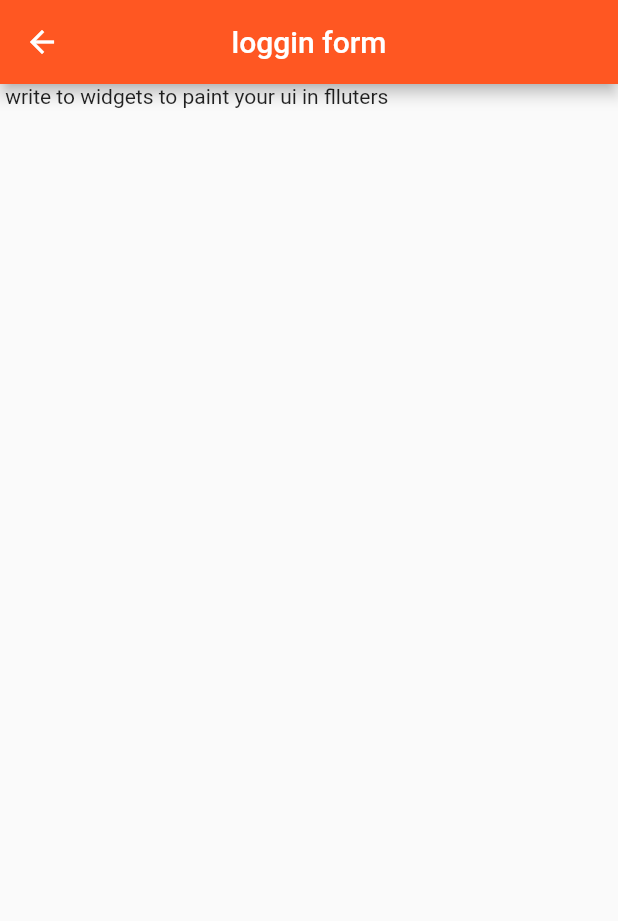
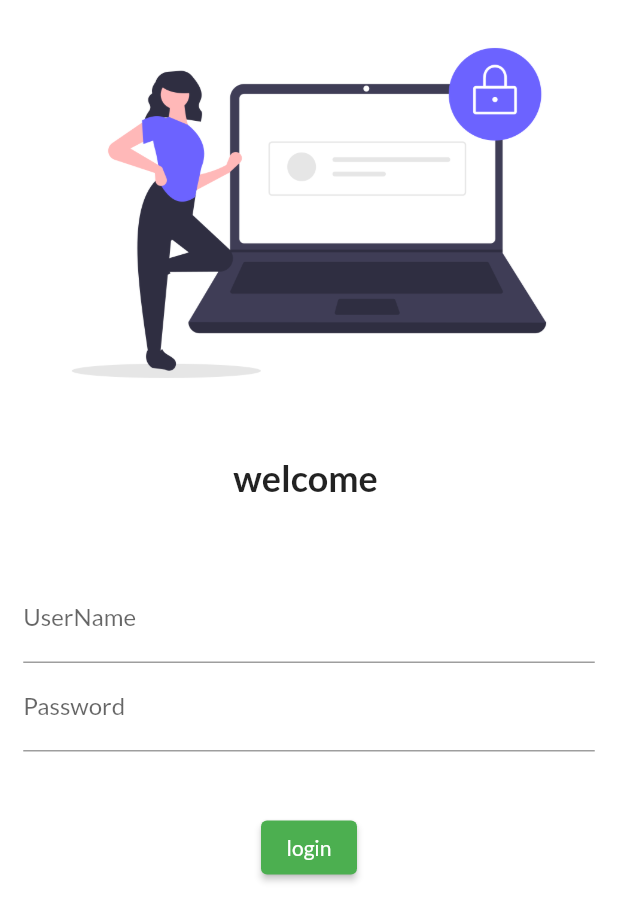
Before and after one commit to isavtars/3odayflluter, a Flutter app: the screen it shows after launch, on a phone screen of 412 x 824 dp. Shown: the top 921 px of the screen. Run offline on Flutter 3.47's test engine with Material 2 defaults, Android fonts, the phone set to English and light mode, and no system bars; our stand-ins replace google_fonts.

Commit message:
day04_compplets

```diff
--- a/lib/screens/home_screens.dart
+++ b/lib/screens/home_screens.dart
@@ -27,7 +27,7 @@ class Myapp extends StatelessWidget {
           Text("this is text"),
           Container(
               padding: EdgeInsets.all(20.2),
-              child: Text("this is cointener"),
+              child: Text("this is cointenerxxxx"),
               decoration: BoxDecoration(
                 color: Colors.red,
                 shape: BoxShape.circle,
--- a/lib/screens/loggins_reen.dart
+++ b/lib/screens/loggins_reen.dart
@@ -1,15 +1,57 @@
 import 'package:flutter/material.dart';
+import 'package:google_fonts/google_fonts.dart';
 
 class Loginform extends StatelessWidget {
   const Loginform({super.key});
 
   @override
   Widget build(BuildContext context) {
-    return Scaffold(
-        appBar: AppBar(
-          centerTitle: true,
-          title: const Text("loggin form"),
-        ),
-        body: Text(" write to widgets to paint your ui in flluters"));
+    //case when we doesnot use law of app we doesnt return scffold
+    //return Material
+    return Material(
+        color: Colors.white,
+        child: Column(
+          children: [
+            Image.asset(
+              "assets/images/bpn.png",
+              fit: BoxFit.cover,
+            ),
+            SizedBox(
+              height: 20.0,
+            ),
+            Text("welcome ",
+                style: TextStyle(fontSize: 24, fontWeight: FontWeight.bold)),
+            SizedBox(
+              height: 20.0,
+            ),
+            Padding(
+              padding:
+                  const EdgeInsets.symmetric(vertical: 30.0, horizontal: 15.5),
+              child: Column(
+                children: [
+                  TextFormField(
+                    decoration: const InputDecoration(
+                        hintText: "EnteruserName", labelText: "UserName"),
+                  ),
+                  TextFormField(
+                    //texttypelike
+                    obscureText: true,
+                    decoration: const InputDecoration(
+                        //palceholder and label
+                        hintText: "Enterpassword",
+                        labelText: "Password"),
+                  ),
+                ],
+              ),
+            ),
+            SizedBox(height: 10),
+            ElevatedButton(
+                onPressed: () {
+                  print("here you write function to implemet logic");
+                },
+                style: TextButton.styleFrom(),
+                child: Text("login"))
+          ],
+        ));
   }
 }
```
Also changed, not shown: lib/main.dart (+9 -3 lines), pubspec.yaml (+7 -4 lines), assets/aa.dart (added), assets/images/a.jpg (added), assets/images/b.jpg (added), assets/images/bpn.png (added), assets/images/undraw_Healthy_habit_re_cs0x.png (added), pubspec.lock, 1 other file.
